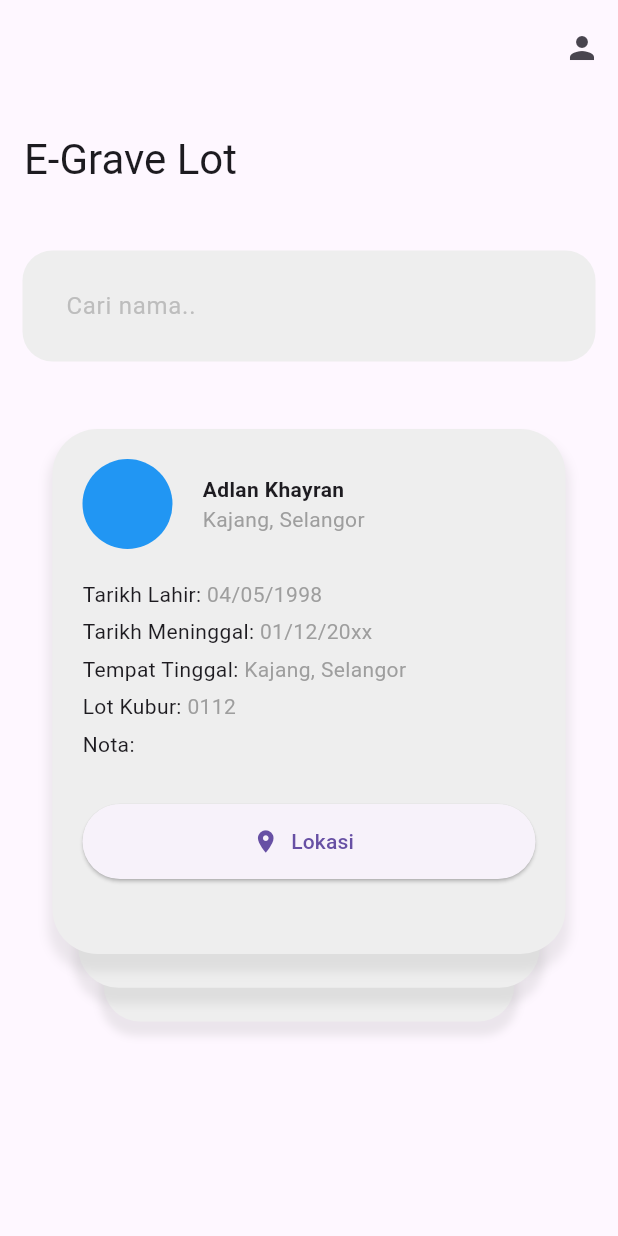
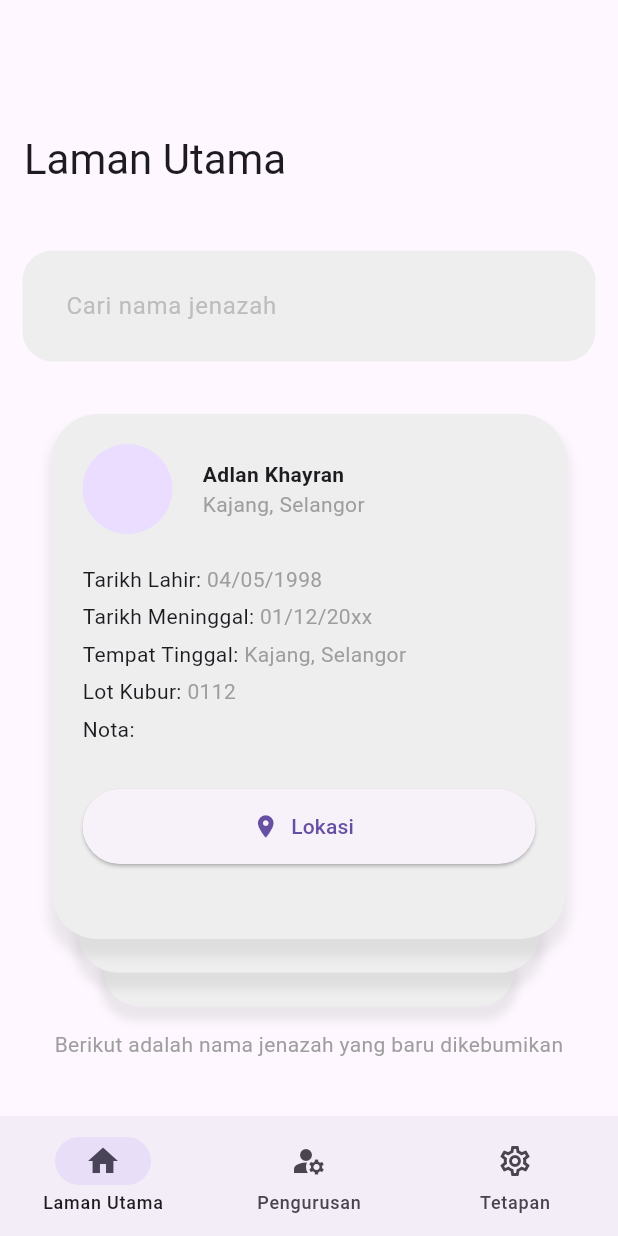
Before and after one commit to abewea123/grave_apps, a Flutter app: the screen it shows after launch, after a tap on "Lokasi", on a phone screen of 412 x 824 dp. Run offline on Flutter 3.47's test engine with Material 2 defaults, Android fonts, the phone set to English and light mode, and no system bars; drawn by our look-alikes of flutter_card_swiper; our stand-ins replace get.

Commit message:
Initialized bottom appbar add setting section add pengurusan section Initialized web version refactoring some code

```diff
--- a/lib/home_controller.dart
+++ b/lib/home/controller/home_controller.dart
@@ -1,9 +1,11 @@
 import 'package:flutter/material.dart';
-import 'package:get/get_state_manager/get_state_manager.dart';
-import 'package:grave_apps/main.dart';
+import 'package:get/get.dart';
+
+import '../widget/kad_arwah.dart';
 
 class HomeController extends GetxController {
   final searchInput = TextEditingController();
+  var index = 0.obs;
 
   List<KadArwah> cards = const [
     KadArwah(
--- /dev/null
+++ b/lib/home/page/laman_utama.dart
@@ -0,0 +1,82 @@
+import 'package:flutter/material.dart';
+import 'package:flutter_card_swiper/flutter_card_swiper.dart';
+
+import '../controller/home_controller.dart';
+
+class LamanUtamaView extends StatelessWidget {
+  const LamanUtamaView({
+    super.key,
+    required HomeController controller,
+  }) : _controller = controller;
+
+  final HomeController _controller;
+
+  @override
+  Widget build(BuildContext context) {
+    return CustomScrollView(
+      slivers: [
+        SliverAppBar.large(
+          title: const Text('Laman Utama'),
+        ),
+        SliverList(
+          delegate: SliverChildListDelegate(
+            [
+              Padding(
+                padding: const EdgeInsets.all(15.0),
+                child: Column(
+                  children: [
+                    SizedBox(
+                      width: 700,
+                      child: TextField(
+                        controller: _controller.searchInput,
+                        decoration: const InputDecoration(
+                          hintText: 'Cari nama jenazah',
+                        ),
+                      ),
+                    ),
+                    const SizedBox(height: 10),
+                    Stack(
+                      alignment: AlignmentDirectional.topStart,
+                      children: [
+                        const Positioned.fill(
+                          top: 300,
+                          bottom: 0,
+                          child: Align(
+                            alignment: Alignment.center,
+                            child: Text(
+                              'Berikut adalah nama jenazah yang baru dikebumikan',
+                              textAlign: TextAlign.center,
+                              style: TextStyle(
+                                color: Colors.grey,
+                              ),
+                            ),
+                          ),
+                        ),
+                        Positioned(
+                          child: SizedBox(
+                            height: 400,
+                            width: 700,
+                            child: CardSwiper(
+                              cardsCount: _controller.cards.length,
+                              isHorizontalSwipingEnabled: false,
+                              isVerticalSwipingEnabled: true,
+                              numberOfCardsDisplayed: 3,
+                              cardBuilder: (context, index) {
+                                return _controller.cards[index];
+                              },
+                            ),
+                          ),
+                        ),
+                        const SizedBox(height: 590),
+                      ],
+                    ),
+                  ],
+                ),
+              ),
+            ],
+          ),
+        ),
+      ],
+    );
+  }
+}
--- /dev/null
+++ b/lib/home/page/pengurusan_jenazah.dart
@@ -0,0 +1,72 @@
+import 'package:flutter/material.dart';
+
+class PengurusanJenazahView extends StatelessWidget {
+  const PengurusanJenazahView({super.key});
+
+  @override
+  Widget build(BuildContext context) {
+    return Scaffold(
+      body: CustomScrollView(
+        slivers: [
+          SliverAppBar.large(
+            title: const Text('Pengurusan'),
+          ),
+          SliverList(
+            delegate: SliverChildListDelegate(
+              [
+                ListTile(
+                  leading: CircleAvatar(),
+                  title: Text('Wan Luqman'),
+                  subtitle: Text('Pemaju Perisian Aplikasi'),
+                  onTap: () {},
+                ),
+                ListTile(
+                  leading: CircleAvatar(),
+                  title: Text('Akid Fikri'),
+                  subtitle: Text('Pembantu Pemaju Perisian Aplikasi'),
+                  onTap: () {},
+                ),
+                ListTile(
+                  leading: CircleAvatar(),
+                  title: Text('Shariff'),
+                  subtitle: Text('Pengurus Jenazah (Pegawai Masjid)'),
+                  onTap: () {},
+                ),
+                ListTile(
+                  leading: CircleAvatar(),
+                  title: Text('Zayyan'),
+                  subtitle: Text('Pembantu Pengurus Jenazah'),
+                  onTap: () {},
+                ),
+                ListTile(
+                  leading: CircleAvatar(),
+                  title: Text('Roslan'),
+                  subtitle: Text('Mandi Jenazah Lelaki'),
+                  onTap: () {},
+                ),
+                ListTile(
+                  leading: CircleAvatar(),
+                  title: Text('Puan Hajjah'),
+                  subtitle: Text('Mandi Jenazah Perempuan'),
+                  onTap: () {},
+                ),
+                ListTile(
+                  leading: CircleAvatar(),
+                  title: Text('Che Amad'),
+                  subtitle: Text('Perkebumian'),
+                  onTap: () {},
+                ),
+                ListTile(
+                  leading: CircleAvatar(),
+                  title: Text('Hassan'),
+                  subtitle: Text('Perkebumian'),
+                  onTap: () {},
+                ),
+              ],
+            ),
+          )
+        ],
+      ),
+    );
+  }
+}
--- /dev/null
+++ b/lib/home/page/tetapan_view.dart
@@ -0,0 +1,59 @@
+import 'package:flutter/material.dart';
+
+class TetapanView extends StatelessWidget {
+  const TetapanView({super.key});
+
+  @override
+  Widget build(BuildContext context) {
+    return Scaffold(
+      body: CustomScrollView(
+        slivers: [
+          SliverAppBar.large(
+            title: const Text('Tetapan'),
+          ),
+          SliverList(
+            delegate: SliverChildListDelegate(
+              [
+                Padding(
+                  padding: const EdgeInsets.symmetric(horizontal: 10.0),
+                  child: Column(
+                    crossAxisAlignment: CrossAxisAlignment.start,
+                    children: [
+                      Text(
+                        'Paparan',
+                        style: TextStyle(
+                          color: Theme.of(context).colorScheme.primary,
+                          fontWeight: FontWeight.bold,
+                        ),
+                      ),
+                      const SizedBox(height: 10),
+                      ListTile(
+                        leading: Icon(Icons.format_paint),
+                        title: Text('Tema'),
+                        subtitle: Text('Cerah'),
+                        onTap: () {},
+                      ),
+                      Text(
+                        'Akaun',
+                        style: TextStyle(
+                          color: Theme.of(context).colorScheme.primary,
+                          fontWeight: FontWeight.bold,
+                        ),
+                      ),
+                      ListTile(
+                        leading: Icon(Icons.format_paint),
+                        title: Text('Log Masuk'),
+                        subtitle: Text('Log masuk akaun pengurusan'),
+                        onTap: () {},
+                      ),
+                    ],
+                  ),
+                ),
+              ],
+            ),
+          )
+        ],
+      ),
+    );
+  }
+}
--- /dev/null
+++ b/lib/home/view_home.dart
@@ -0,0 +1,53 @@
+import 'package:flutter/material.dart';
+import 'package:get/get.dart';
+import 'package:grave_apps/home/page/laman_utama.dart';
+import 'package:grave_apps/home/page/pengurusan_jenazah.dart';
+import 'package:grave_apps/home/page/tetapan_view.dart';
+
+import 'controller/home_controller.dart';
+
+class Home extends StatelessWidget {
+  const Home({
+    super.key,
+    required HomeController controller,
+  }) : _controller = controller;
+
+  final HomeController _controller;
+
+  @override
+  Widget build(BuildContext context) {
+    return Scaffold(
+      body: Obx(() => IndexedStack(
+            index: _controller.index.value,
+            children: [
+              LamanUtamaView(controller: _controller),
+              const PengurusanJenazahView(),
+              const TetapanView(),
+            ],
+          )),
+      bottomNavigationBar: Obx(
+        () => NavigationBar(
+          onDestinationSelected: (value) => _controller.index.value = value,
+          selectedIndex: _controller.index.value,
+          destinations: [
+            const NavigationDestination(
+              icon: Icon(Icons.home_outlined),
+              selectedIcon: Icon(Icons.home),
+              label: 'Laman Utama',
+            ),
+            const NavigationDestination(
+              icon: Icon(Icons.manage_accounts),
+              selectedIcon: Icon(Icons.manage_accounts),
+              label: 'Pengurusan',
+            ),
+            NavigationDestination(
+              icon: const Icon(Icons.settings_outlined),
+              selectedIcon: const Icon(Icons.settings),
+              label: 'Tetapan'.tr,
+            ),
+          ],
+        ),
+      ),
+    );
+  }
+}
--- /dev/null
+++ b/lib/home/widget/kad_arwah.dart
@@ -0,0 +1,140 @@
+import 'package:flutter/material.dart';
+
+class KadArwah extends StatelessWidget {
+  final String nama;
+  final String alamat;
+  final String tarikhLahir;
+  final String tarikhMeninggal;
+  final String lotKubur;
+  final String nota;
+  const KadArwah({
+    super.key,
+    required this.nama,
+    required this.alamat,
+    required this.tarikhLahir,
+    required this.tarikhMeninggal,
+    required this.lotKubur,
+    required this.nota,
+  });
+
+  @override
+  Widget build(BuildContext context) {
+    return Container(
+      width: double.infinity,
+      decoration: BoxDecoration(
+        color: Colors.grey.shade200,
+        borderRadius: BorderRadius.circular(30),
+        boxShadow: [
+          BoxShadow(
+            color: Colors.grey.withOpacity(0.2),
+            spreadRadius: 3,
+            blurRadius: 5,
+            offset: const Offset(0, 9), // changes position of shadow
+          ),
+        ],
+      ),
+      child: Padding(
+        padding: const EdgeInsets.all(20.0),
+        child: Column(
+          crossAxisAlignment: CrossAxisAlignment.start,
+          children: [
+            Row(
+              children: [
+                const CircleAvatar(
+                  radius: 30,
+                ),
+                const SizedBox(width: 20),
+                Expanded(
+                  child: Column(
+                    crossAxisAlignment: CrossAxisAlignment.start,
+                    children: [
+                      Text(
+                        nama,
+                        style: const TextStyle(
+                          fontWeight: FontWeight.bold,
+                        ),
+                      ),
+                      Text(
+                        alamat,
+                        style: const TextStyle(color: Colors.grey),
+                      ),
+                    ],
+                  ),
+                ),
+              ],
+            ),
+            const SizedBox(height: 20),
+            Text.rich(
+              TextSpan(
+                text: 'Tarikh Lahir: ',
+                children: [
+                  TextSpan(
+                      text: tarikhLahir,
+                      style: const TextStyle(color: Colors.grey)),
+                ],
+              ),
+            ),
+            const SizedBox(height: 5),
+            Text.rich(
+              TextSpan(
+                text: 'Tarikh Meninggal: ',
+                children: [
+                  TextSpan(
+                      text: tarikhMeninggal,
+                      style: const TextStyle(color: Colors.grey)),
+                ],
+              ),
+            ),
+            const SizedBox(height: 5),
+            Text.rich(
+              TextSpan(
+                text: 'Tempat Tinggal: ',
+                children: [
+                  TextSpan(
+                      text: alamat, style: const TextStyle(color: Colors.grey)),
+                ],
+              ),
+            ),
+            const SizedBox(height: 5),
+            Text.rich(
+              TextSpan(
+                text: 'Lot Kubur: ',
+                children: [
+                  TextSpan(
+                      text: lotKubur,
+                      style: const TextStyle(color: Colors.grey)),
+                ],
+              ),
+            ),
+            const SizedBox(height: 5),
+            Text.rich(
+              TextSpan(
+                text: 'Nota: ',
+                children: [
+                  TextSpan(
+                    text: nota,
+                    style: const TextStyle(color: Colors.grey),
+                  ),
+                ],
+              ),
+            ),
+            const SizedBox(height: 30),
+            Center(
+              child: SizedBox(
+                height: 50,
+                width: double.infinity,
+                child: ElevatedButton.icon(
+                  onPressed: () {},
+                  icon: const Icon(Icons.location_on),
+                  label: const Text(
+                    'Lokasi',
+                  ),
+                ),
+              ),
+            ),
+          ],
+        ),
+      ),
+    );
+  }
+}
--- a/lib/main.dart
+++ b/lib/main.dart
@@ -1,9 +1,10 @@
 import 'package:flutter/material.dart';
-import 'package:flutter_card_swiper/flutter_card_swiper.dart';
 import 'package:get/get.dart';
-import 'package:grave_apps/home_controller.dart';
-import 'package:grave_apps/scroll_config.dart';
-import 'package:grave_apps/theme.dart';
+import 'package:grave_apps/home/controller/home_controller.dart';
+import 'package:grave_apps/config/scroll_config.dart';
+import 'package:grave_apps/config/theme.dart';
+
+import 'home/view_home.dart';
 
 Future<void> main() async {
   runApp(MyApp());
@@ -24,206 +25,3 @@ class MyApp extends StatelessWidget {
     );
   }
 }
-
-class Home extends StatelessWidget {
-  const Home({
-    super.key,
-    required HomeController controller,
-  }) : _controller = controller;
-
-  final HomeController _controller;
-
-  @override
-  Widget build(BuildContext context) {
-    return Scaffold(
-      body: CustomScrollView(
-        slivers: [
-          SliverAppBar.large(
-            title: const Text('E-Grave Lot'),
-            actions: [
-              IconButton(
-                onPressed: () {},
-                icon: const Icon(Icons.person),
-              ),
-            ],
-          ),
-          SliverList(
-            delegate: SliverChildListDelegate(
-              [
-                Padding(
-                  padding: const EdgeInsets.all(15.0),
-                  child: Column(
-                    children: [
-                      SizedBox(
-                        width: 700,
-                        child: TextField(
-                          controller: _controller.searchInput,
-                          decoration: const InputDecoration(
-                            hintText: 'Cari nama..',
-                          ),
-                        ),
-                      ),
-                      const SizedBox(height: 20),
-                      SizedBox(
-                        height: 400,
-                        width: 700,
-                        child: CardSwiper(
-                          cardsCount: _controller.cards.length,
-                          isHorizontalSwipingEnabled: false,
-                          numberOfCardsDisplayed: 3,
-                          cardBuilder: (context, index) {
-                            return _controller.cards[index];
-                          },
-                        ),
-                      ),
-                      const SizedBox(height: 10),
-                    ],
-                  ),
-                ),
-              ],
-            ),
-          ),
-        ],
-      ),
-    );
-  }
-}
-
-class KadArwah extends StatelessWidget {
-  final String nama;
-  final String alamat;
-  final String tarikhLahir;
-  final String tarikhMeninggal;
-  final String lotKubur;
-  final String nota;
-  const KadArwah({
-    super.key,
-    required this.nama,
-    required this.alamat,
-    required this.tarikhLahir,
-    required this.tarikhMeninggal,
-    required this.lotKubur,
-    required this.nota,
-  });
-
-  @override
-  Widget build(BuildContext context) {
-    return Container(
-      width: double.infinity,
-      // height: 400,
-      decoration: BoxDecoration(
-        color: Colors.grey.shade200,
-        borderRadius: BorderRadius.circular(30),
-        boxShadow: [
-          BoxShadow(
-            color: Colors.grey.withOpacity(0.2),
-            spreadRadius: 3,
-            blurRadius: 5,
-            offset: const Offset(0, 9), // changes position of shadow
-          ),
-        ],
-      ),
-      child: Padding(
-        padding: const EdgeInsets.all(20.0),
-        child: Column(
-          crossAxisAlignment: CrossAxisAlignment.start,
-          children: [
-            Row(
-              children: [
-                const CircleAvatar(
-                  radius: 30,
-                  backgroundColor: Colors.blue,
-                ),
-                const SizedBox(width: 20),
-                Column(
-                  crossAxisAlignment: CrossAxisAlignment.start,
-                  children: [
-                    Text(
-                      nama,
-                      style: const TextStyle(
-                        fontWeight: FontWeight.bold,
-                      ),
-                    ),
-                    Text(
-                      alamat,
-                      style: const TextStyle(color: Colors.grey),
-                    ),
-                  ],
-                ),
-              ],
-            ),
-            const SizedBox(height: 20),
-            Text.rich(
-              TextSpan(
-                text: 'Tarikh Lahir: ',
-                children: [
-                  TextSpan(
-                      text: tarikhLahir,
-                      style: const TextStyle(color: Colors.grey)),
-                ],
-              ),
-            ),
-            const SizedBox(height: 5),
-            Text.rich(
-              TextSpan(
-                text: 'Tarikh Meninggal: ',
-                children: [
-                  TextSpan(
-                      text: tarikhMeninggal,
-                      style: const TextStyle(color: Colors.grey)),
-                ],
-              ),
-            ),
-            const SizedBox(height: 5),
-            Text.rich(
-              TextSpan(
-                text: 'Tempat Tinggal: ',
-                children: [
-                  TextSpan(
-                      text: alamat, style: const TextStyle(color: Colors.grey)),
-                ],
-              ),
-            ),
-            const SizedBox(height: 5),
-            Text.rich(
-              TextSpan(
-                text: 'Lot Kubur: ',
-                children: [
-                  TextSpan(
-                      text: lotKubur,
-                      style: const TextStyle(color: Colors.grey)),
-                ],
-              ),
-            ),
-            const SizedBox(height: 5),
-            Text.rich(
-              TextSpan(
-                text: 'Nota: ',
-                children: [
-                  TextSpan(
-                    text: nota,
-                    style: const TextStyle(color: Colors.grey),
-                  ),
-                ],
-              ),
-            ),
-            const SizedBox(height: 30),
-            Center(
-              child: SizedBox(
-                height: 50,
-                width: double.infinity,
-                child: ElevatedButton.icon(
-                  onPressed: () {},
-                  icon: const Icon(Icons.location_on),
-                  label: const Text(
-                    'Lokasi',
-                  ),
-                ),
-              ),
-            ),
-          ],
-        ),
-      ),
-    );
-  }
-}
```
Also changed, not shown: firebase.json (added), lib/config/scroll_config.dart (renamed from lib/scroll_config.dart), lib/config/theme.dart (renamed from lib/theme.dart), 4 other files.
